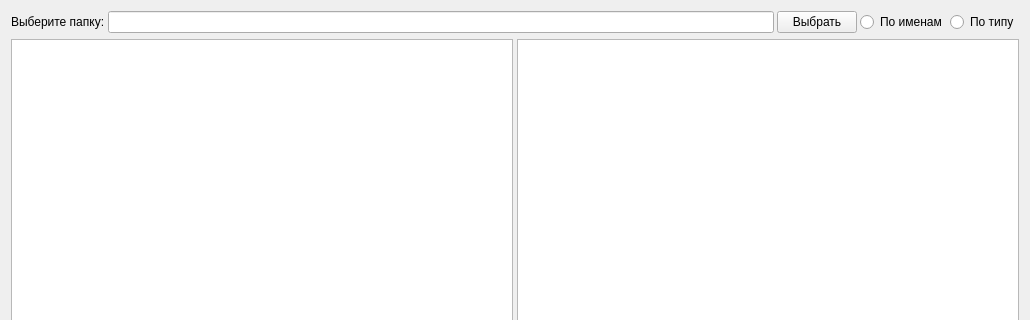
valeria197/filewatcher, file directorystatsmainwindow.ui: the form before one commit; both pictures show x 0 to 1030 and y 0 to 320 of the 1030 by 652 pixel window.
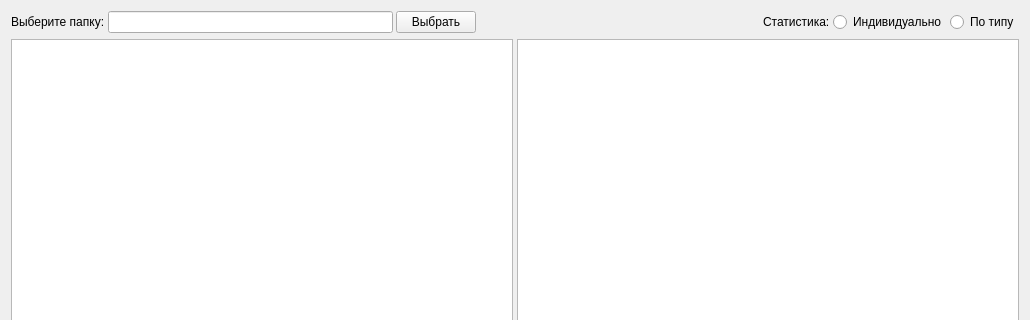
The form after the commit.

What changed in the file:
```diff
--- a/directorystatsmainwindow.ui
+++ b/directorystatsmainwindow.ui
@@ -60,9 +60,29 @@
        </widget>
       </item>
       <item>
-       <widget class="QRadioButton" name="listfilesRadioButton">
+       <spacer name="horizontalSpacer">
+        <property name="orientation">
+         <enum>Qt::Horizontal</enum>
+        </property>
+        <property name="sizeHint" stdset="0">
+         <size>
+          <width>40</width>
+          <height>20</height>
+         </size>
+        </property>
+       </spacer>
+      </item>
+      <item>
+       <widget class="QLabel" name="label_2">
         <property name="text">
-         <string>По именам</string>
+         <string>Статистика:</string>
+        </property>
+       </widget>
+      </item>
+      <item>
+       <widget class="QRadioButton" name="listFilesRadioButton">
+        <property name="text">
+         <string>Индивидуально</string>
         </property>
        </widget>
       </item>
```
